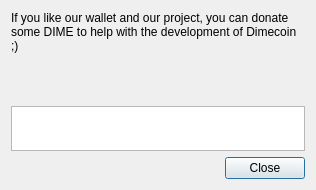
The window that src/qt/forms/donatedialog.ui (dime-coin/dimecoin) describes before a commit, drawn with Qt 5.
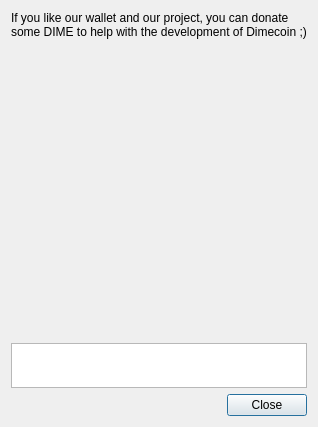
The same window after the commit.

```diff
--- a/src/qt/forms/donatedialog.ui
+++ b/src/qt/forms/donatedialog.ui
@@ -6,8 +6,8 @@
    <rect>
     <x>0</x>
     <y>0</y>
-    <width>316</width>
-    <height>190</height>
+    <width>318</width>
+    <height>427</height>
    </rect>
   </property>
   <property name="sizePolicy">
@@ -54,7 +54,7 @@
       <bool>true</bool>
      </property>
      <property name="sizePolicy">
-      <sizepolicy hsizetype="Expanding" vsizetype="Expanding">
+      <sizepolicy hsizetype="MinimumExpanding" vsizetype="MinimumExpanding">
        <horstretch>0</horstretch>
        <verstretch>0</verstretch>
       </sizepolicy>
@@ -65,6 +65,12 @@
        <height>0</height>
       </size>
      </property>
+     <property name="maximumSize">
+      <size>
+       <width>300</width>
+       <height>300</height>
+      </size>
+     </property>
      <property name="textFormat">
       <enum>Qt::PlainText</enum>
      </property>
```
Left out of the diff: 3 changed lines with no effect on the pictures.
